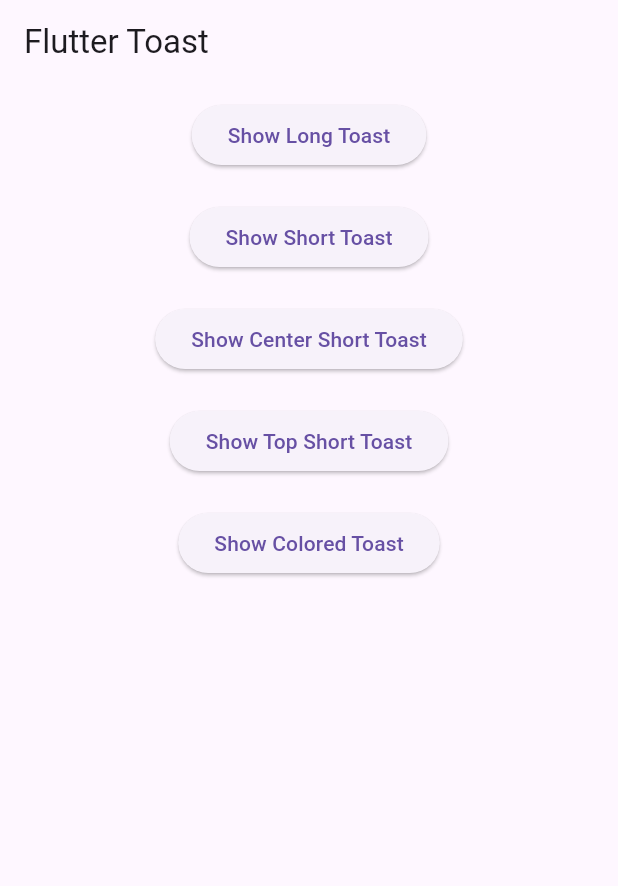
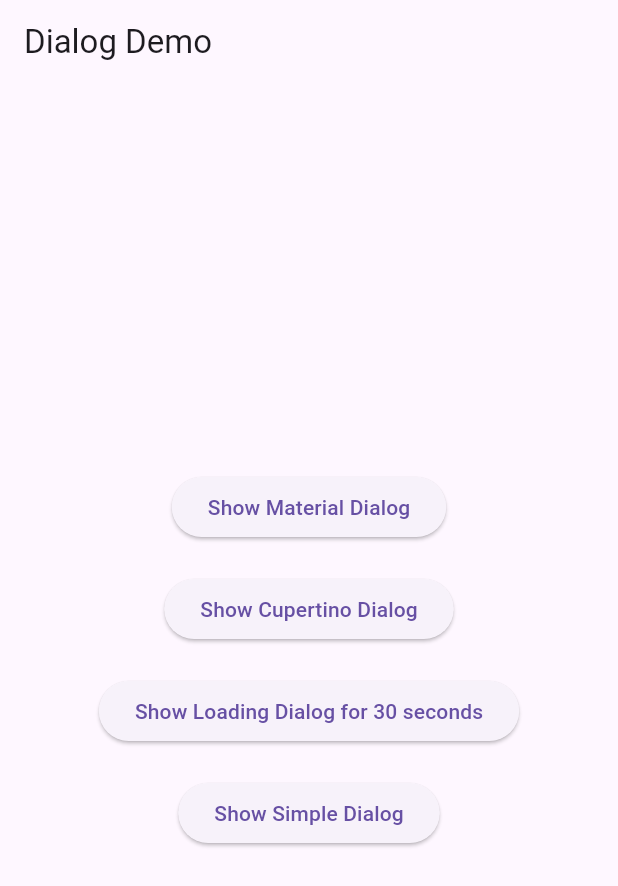
Before and after one commit to riyanada/pemrograman-mobile, a Flutter app: the screen it shows after launch, on a phone screen of 412 x 824 dp. Shown: the top 886 px of the screen. Run offline on Flutter 3.47's test engine with Material 3 defaults, Android fonts, the light colour scheme and no system bars.

Commit message:
add week 6 show dialog

```diff
--- a/lib/main.dart
+++ b/lib/main.dart
@@ -1,86 +1,157 @@
+import 'dart:async';
+
 import 'package:flutter/material.dart';
-import 'package:fluttertoast/fluttertoast.dart';
+import 'package:flutter/cupertino.dart';
 
-class ToastPage extends StatefulWidget {
-  const ToastPage({super.key});
+class DialogPage extends StatefulWidget {
+  const DialogPage({super.key});
 
   @override
-  // ignore: library_private_types_in_public_api
-  _ToastPageState createState() => _ToastPageState();
+  _DialogPageState createState() => _DialogPageState();
 }
 
-class _ToastPageState extends State<ToastPage> {
+class _DialogPageState extends State<DialogPage> {
   @override
   Widget build(BuildContext context) {
     return Scaffold(
         appBar: AppBar(
-        title: const Text('Flutter Toast'),
+          title: const Text('Dialog Demo'),
         ),
         body: Center(
           child: Column(
+            mainAxisAlignment: MainAxisAlignment.center,
             children: <Widget>[
-            Padding(
-              padding: const EdgeInsets.all(10.0),
-              child: ElevatedButton(
-                  child: const Text('Show Long Toast'),
+              ElevatedButton(
+                child: const Text('Show Material Dialog'),
                 onPressed: () {
-                    Fluttertoast.showToast(
-                      msg: "This is Long Toast",
-                      toastLength: Toast.LENGTH_LONG,
+                  showDialog(
+                      context: context,
+                      builder: (context) {
+                        return AlertDialog(
+                          title: const Text('Material Dialog'),
+                          content: const Text('Hey! I am Coflutter!'),
+                          actions: <Widget>[
+                            TextButton(
+                                onPressed: () {
+                                  Navigator.pop(context);
+                                },
+                                child: const Text('close')),
+                            TextButton(
+                              onPressed: () {
+                                print('Hello World!');
+                                Navigator.pop(context);
+                              },
+                              child: const Text('Hello World!'),
+                            )
+                          ],
                         );
-                  }),
+                      });
+                },
               ),
-            Padding(
-              padding: const EdgeInsets.all(10.0),
-              child: ElevatedButton(
-                  child: const Text('Show Short Toast'),
+              const SizedBox(
+                height: 20,
+              ),
+              ElevatedButton(
+                child: const Text('Show Cupertino Dialog'),
                 onPressed: () {
-                    Fluttertoast.showToast(
-                        msg: "This is Short Toast",
-                        toastLength: Toast.LENGTH_SHORT,
-                        timeInSecForIosWeb: 1);
-                  }),
+                  showDialog(
+                      context: context,
+                      builder: (context) {
+                        return CupertinoAlertDialog(
+                          title: const Text('Cupertino Dialog'),
+                          content: const Text('Hey! I am Coflutter!'),
+                          actions: <Widget>[
+                            TextButton(
+                                onPressed: () {
+                                  Navigator.pop(context);
+                                },
+                                child: const Text('close')),
+                            TextButton(
+                              onPressed: () {
+                                print('Hello World!');
+                                Navigator.pop(context);
+                              },
+                              child: const Text('Hello World!'),
+                            )
+                          ],
+                        );
+                      });
+                },
               ),
-            Padding(
-              padding: const EdgeInsets.all(10.0),
-              child: ElevatedButton(
-                  child: const Text('Show Center Short Toast'),
+              const SizedBox(
+                height: 20,
+              ),
+              ElevatedButton(
+                child: const Text('Show Loading Dialog for 30 seconds'),
                 onPressed: () {
-                    Fluttertoast.showToast(
-                        msg: "This is Center Short Toast",
-                        toastLength: Toast.LENGTH_SHORT,
-                        gravity: ToastGravity.CENTER,
-                        timeInSecForIosWeb: 1);
-                  }),
+                  late Timer _timer;
+                  showDialog(
+                    barrierDismissible: false,
+                    context: context,
+                    builder: (BuildContext context) {
+                      _timer = Timer(const Duration(seconds: 30), () {
+                        Navigator.of(context).pop();
+                      });
+                      return AlertDialog(
+                        content: Row(
+                          children: [
+                            const CircularProgressIndicator(),
+                            Container(
+                                margin: const EdgeInsets.only(left: 7),
+                                child: const Text("Loading please wait ..")),
+                          ],
                         ),
-            Padding(
-              padding: const EdgeInsets.all(10.0),
-              child: ElevatedButton(
-                  child: const Text('Show Top Short Toast'),
+                      );
+                    },
+                  ).then((value) => {
+                        if (_timer.isActive) {_timer.cancel()}
+                      });
+                },
+              ),
+              const SizedBox(
+                height: 20,
+              ),
+              ElevatedButton(
+                child: const Text('Show Simple Dialog'),
                 onPressed: () {
-                    Fluttertoast.showToast(
-                        msg: "This is Top Short Toast",
-                        toastLength: Toast.LENGTH_SHORT,
-                        gravity: ToastGravity.TOP,
-                        timeInSecForIosWeb: 1);
-                  }),
+                  showDialog(
+                      context: context,
+                      builder: (context) {
+                        return SimpleDialog(
+                          title: const Text('Chose an Option'),
+                          children: <Widget>[
+                            SimpleDialogOption(
+                              onPressed: () {
+                                Navigator.pop(context);
+                              },
+                              child: const Text('Option 1'),
                             ),
-            Padding(
-              padding: const EdgeInsets.all(10.0),
-              child: ElevatedButton(
-                  child: const Text('Show Colored Toast'),
+                            SimpleDialogOption(
                               onPressed: () {
-                    Fluttertoast.showToast(
-                        msg: "This is Colored Toast",
-                        toastLength: Toast.LENGTH_SHORT,
-                        backgroundColor: Colors.greenAccent,
-                        textColor: Colors.black54);
-                  }),
+                                Navigator.pop(context);
+                              },
+                              child: const Text('Option 2'),
+                            ),
+                            SimpleDialogOption(
+                              onPressed: () {
+                                Navigator.pop(context);
+                              },
+                              child: const Text('Option 3'),
+                            ),
+                            SimpleDialogOption(
+                              onPressed: () {
+                                Navigator.pop(context);
+                              },
+                              child: const Text('Option 4'),
                             ),
                           ],
+                        );
+                      });
+                },
+              )
+            ],
           ),
-      ),
-    );
+        ));
   }
 }
 
@@ -94,7 +165,7 @@
   @override
   Widget build(BuildContext context) {
     return MaterialApp(
-      home: const ToastPage(),
+      home: const DialogPage(),
     );
   }
 }
--- a/pubspec.yaml
+++ b/pubspec.yaml
@@ -1,4 +1,4 @@
-name: notification
+name: show_dialog
 description: "A new Flutter project."
 publish_to: 'none'
 version: 0.1.0
@@ -9,8 +9,6 @@
 dependencies:
   flutter:
     sdk: flutter
-  cupertino_icons: ^1.0.2
-  fluttertoast: ^8.2.5
 
 dev_dependencies:
   flutter_test:
```
Also changed, not shown: pubspec.lock, 17 other files. Lines whose indentation alone changed are shown as unchanged.
